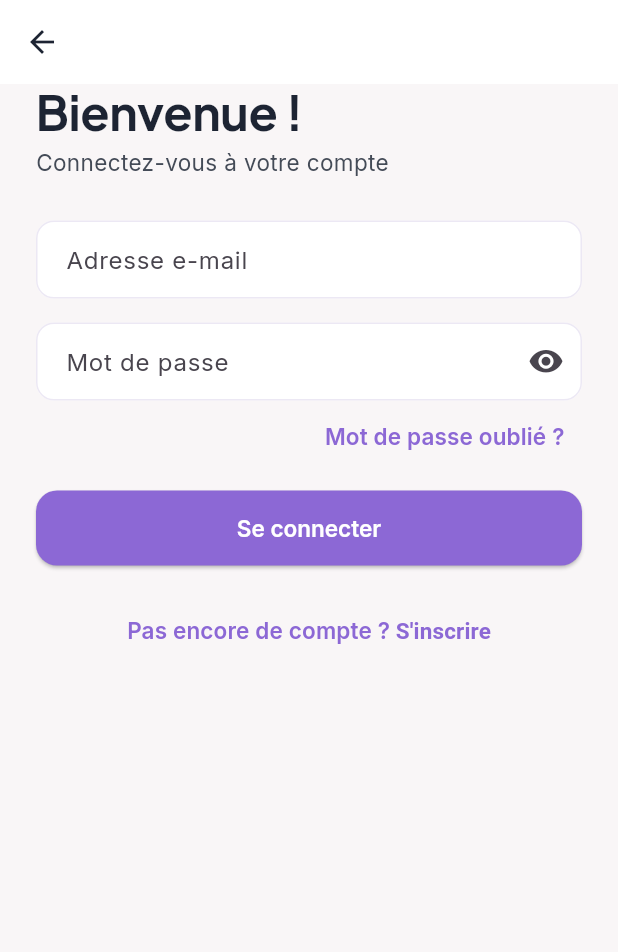
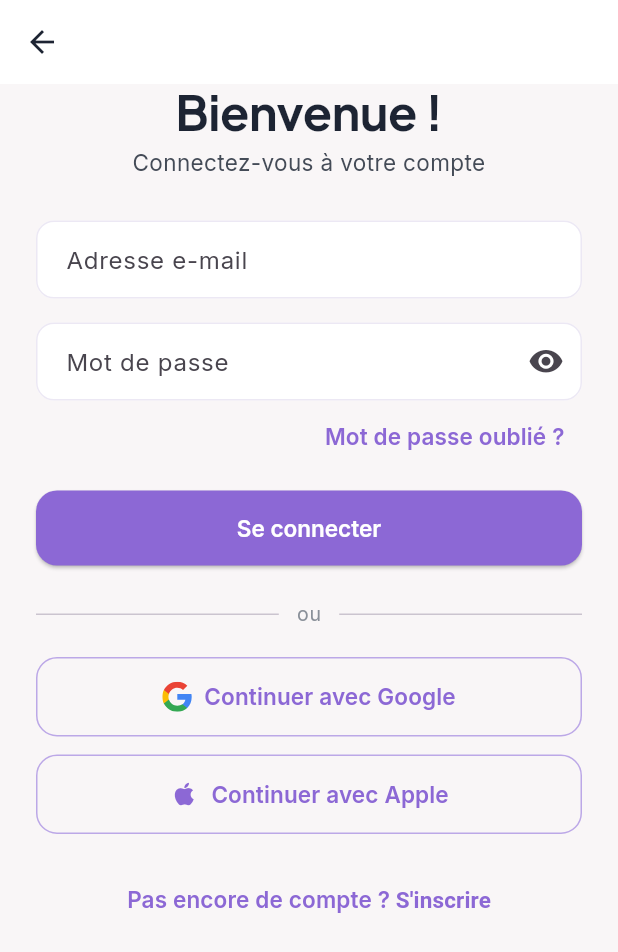
Before and after one commit to weblinecreation88-art/ESSENCIA-ET-CO, a Flutter app: the screen it shows after launch, after a tap on "Se connecter", on a phone screen of 412 x 824 dp. Shown: the top 952 px of the screen. Run offline on Flutter 3.47's test engine with Material 3 defaults, Android fonts, the phone set to English and light mode, and no system bars; our stand-ins replace cloud_firestore, firebase_auth, firebase_core, flutter_riverpod, flutter_svg, go_router and 1 more; accounts and stored records are empty.

Commit message:
Polish de l'authentification (illustration, centrage, Google Sign-In)
Illustration au-dessus des boutons sur l'écran de bienvenue, titre
centré sur l'écran de connexion, connexion Google fonctionnelle
(signInWithProvider, sans SHA-1 ni google_sign_in) avec le vrai logo
"G" multicolore en SVG, bouton Apple visuel (non fonctionnel, nécessite
un compte Apple Developer payant).

```diff
--- /dev/null
+++ b/mobile/lib/core/widgets/google_logo.dart
@@ -0,0 +1,24 @@
+import "package:flutter/material.dart";
+import "package:flutter_svg/flutter_svg.dart";
+
+/// Logo "G" officiel de Google (SVG multicolore), utilisé sur le bouton
+/// "Continuer avec Google" de l'écran de connexion.
+class GoogleLogo extends StatelessWidget {
+  const GoogleLogo({super.key, this.size = 20});
+
+  final double size;
+
+  static const _svg = '''
+<svg xmlns="http://www.w3.org/2000/svg" viewBox="0 0 18 18">
+  <path fill="#4285F4" d="M17.64 9.2045c0-.6381-.0573-1.2518-.1636-1.8409H9v3.4814h4.8436c-.2086 1.125-.8427 2.0782-1.7959 2.7164v2.2581h2.9087c1.7018-1.5668 2.6836-3.8741 2.6836-6.615z"/>
+  <path fill="#34A853" d="M9 18c2.43 0 4.4673-.8059 5.9564-2.1805l-2.9087-2.2581c-.8059.54-1.8368.8591-3.0477.8591-2.3436 0-4.3282-1.5831-5.0359-3.7104H.9573v2.3318C2.4382 15.9832 5.4818 18 9 18z"/>
+  <path fill="#FBBC05" d="M3.9641 10.71c-.18-.54-.2822-1.1168-.2822-1.71s.1023-1.17.2822-1.71V4.9582H.9573C.3477 6.1732 0 7.5477 0 9s.3477 2.8268.9573 4.0418L3.9641 10.71z"/>
+  <path fill="#EA4335" d="M9 3.5795c1.3214 0 2.5077.4541 3.4405 1.346l2.5818-2.5818C13.4632.8918 11.4259 0 9 0 5.4818 0 2.4382 2.0168.9573 4.9582L3.9641 7.29C4.6718 5.1627 6.6564 3.5795 9 3.5795z"/>
+</svg>
+''';
+
+  @override
+  Widget build(BuildContext context) {
+    return SvgPicture.string(_svg, width: size, height: size);
+  }
+}
--- a/mobile/lib/features/auth/data/auth_repository.dart
+++ b/mobile/lib/features/auth/data/auth_repository.dart
@@ -31,6 +31,14 @@ class AuthRepository {
     return _auth.sendPasswordResetEmail(email: email);
   }
 
+  /// Connexion Google via le flux de fournisseur unifié de Firebase Auth
+  /// (popup web / vue web intégrée sur mobile) : ne nécessite pas
+  /// d'empreinte SHA-1 ni de package `google_sign_in` séparé.
+  Future<User> signInWithGoogle() async {
+    final credential = await _auth.signInWithProvider(GoogleAuthProvider());
+    return credential.user!;
+  }
+
   Future<void> signOut() => _auth.signOut();
 
   /// Traduit les codes d'erreur Firebase Auth les plus courants en français.
--- a/mobile/lib/features/auth/presentation/login_screen.dart
+++ b/mobile/lib/features/auth/presentation/login_screen.dart
@@ -3,6 +3,7 @@ import "package:flutter/material.dart";
 import "package:flutter_riverpod/flutter_riverpod.dart";
 import "package:go_router/go_router.dart";
 
+import "../../../core/widgets/google_logo.dart";
 import "../application/auth_providers.dart";
 import "../data/auth_repository.dart";
 
@@ -19,6 +20,7 @@ class _LoginScreenState extends ConsumerState<LoginScreen> {
   final _passwordController = TextEditingController();
   bool _obscurePassword = true;
   bool _isSubmitting = false;
+  bool _isGoogleSubmitting = false;
   String? _errorMessage;
 
   @override
@@ -47,6 +49,24 @@ class _LoginScreenState extends ConsumerState<LoginScreen> {
       setState(() => _errorMessage = AuthRepository.messageFor(error));
     } finally {
       if (mounted) setState(() => _isSubmitting = false);
+    }
+  }
+
+  Future<void> _signInWithGoogle() async {
+    setState(() {
+      _isGoogleSubmitting = true;
+      _errorMessage = null;
+    });
+    try {
+      final user = await ref.read(authRepositoryProvider).signInWithGoogle();
+      if (!mounted) return;
+      final route = await resolvePostAuthRoute(ref, user.uid);
+      if (!mounted) return;
+      context.go(route);
+    } on FirebaseAuthException catch (error) {
+      setState(() => _errorMessage = AuthRepository.messageFor(error));
+    } finally {
+      if (mounted) setState(() => _isGoogleSubmitting = false);
     }
   }
 
@@ -79,11 +99,22 @@ class _LoginScreenState extends ConsumerState<LoginScreen> {
             child: Column(
               crossAxisAlignment: CrossAxisAlignment.start,
               children: [
-                Text("Bienvenue !", style: Theme.of(context).textTheme.displayLarge),
+                SizedBox(
+                  width: double.infinity,
+                  child: Text(
+                    "Bienvenue !",
+                    textAlign: TextAlign.center,
+                    style: Theme.of(context).textTheme.displayLarge,
+                  ),
+                ),
                 const SizedBox(height: 6),
-                Text(
-                  "Connectez-vous à votre compte",
-                  style: Theme.of(context).textTheme.bodyMedium,
+                SizedBox(
+                  width: double.infinity,
+                  child: Text(
+                    "Connectez-vous à votre compte",
+                    textAlign: TextAlign.center,
+                    style: Theme.of(context).textTheme.bodyMedium,
+                  ),
                 ),
                 const SizedBox(height: 28),
                 TextFormField(
@@ -157,6 +188,47 @@ class _LoginScreenState extends ConsumerState<LoginScreen> {
                         : const Text("Se connecter"),
                   ),
                 ),
+                const SizedBox(height: 24),
+                Row(
+                  children: [
+                    Expanded(child: Divider(color: Theme.of(context).colorScheme.outlineVariant)),
+                    Padding(
+                      padding: const EdgeInsets.symmetric(horizontal: 12),
+                      child: Text("ou", style: Theme.of(context).textTheme.bodySmall),
+                    ),
+                    Expanded(child: Divider(color: Theme.of(context).colorScheme.outlineVariant)),
+                  ],
+                ),
+                const SizedBox(height: 20),
+                SizedBox(
+                  width: double.infinity,
+                  child: OutlinedButton.icon(
+                    onPressed: _isGoogleSubmitting ? null : _signInWithGoogle,
+                    icon: _isGoogleSubmitting
+                        ? const SizedBox(
+                            width: 18,
+                            height: 18,
+                            child: CircularProgressIndicator(strokeWidth: 2),
+                          )
+                        : const GoogleLogo(),
+                    label: const Text("Continuer avec Google"),
+                  ),
+                ),
+                const SizedBox(height: 12),
+                SizedBox(
+                  width: double.infinity,
+                  child: OutlinedButton.icon(
+                    onPressed: () {
+                      ScaffoldMessenger.of(context).showSnackBar(
+                        const SnackBar(
+                          content: Text("Connexion Apple bientôt disponible."),
+                        ),
+                      );
+                    },
+                    icon: const Icon(Icons.apple, size: 20),
+                    label: const Text("Continuer avec Apple"),
+                  ),
+                ),
                 const SizedBox(height: 20),
                 Center(
                   child: TextButton(
--- a/mobile/lib/features/auth/presentation/welcome_screen.dart
+++ b/mobile/lib/features/auth/presentation/welcome_screen.dart
@@ -13,10 +13,9 @@ class WelcomeScreen extends StatelessWidget {
         width: double.infinity,
         decoration: const BoxDecoration(gradient: AppColors.gradient),
         child: SafeArea(
-          child: Padding(
+          child: SingleChildScrollView(
             padding: const EdgeInsets.symmetric(horizontal: 28, vertical: 24),
             child: Column(
-              mainAxisAlignment: MainAxisAlignment.center,
               children: [
                 Container(
                   width: 88,
@@ -54,7 +53,16 @@ class WelcomeScreen extends StatelessWidget {
                     context,
                   ).textTheme.bodyMedium?.copyWith(color: Colors.white70),
                 ),
-                const SizedBox(height: 48),
+                const SizedBox(height: 28),
+                ClipRRect(
+                  borderRadius: BorderRadius.circular(24),
+                  child: Image.asset(
+                    "assets/illustrations/caregivers-wheelchair.png",
+                    height: 220,
+                    fit: BoxFit.cover,
+                  ),
+                ),
+                const SizedBox(height: 32),
                 SizedBox(
                   width: double.infinity,
                   child: ElevatedButton(
--- a/mobile/pubspec.yaml
+++ b/mobile/pubspec.yaml
@@ -40,6 +40,7 @@ dependencies:
   google_fonts: ^8.2.0
   cloud_firestore: ^6.7.1
   firebase_auth: ^6.5.6
+  flutter_svg: ^2.3.0
 
 dev_dependencies:
   flutter_test:
@@ -65,6 +66,7 @@ flutter:
 
   assets:
     - assets/images/logo.png
+    - assets/illustrations/caregivers-wheelchair.png
 
   # To add assets to your application, add an assets section, like this:
   # assets:
```
Also changed, not shown: mobile/assets/illustrations/caregivers-wheelchair.png (added), mobile/pubspec.lock.
